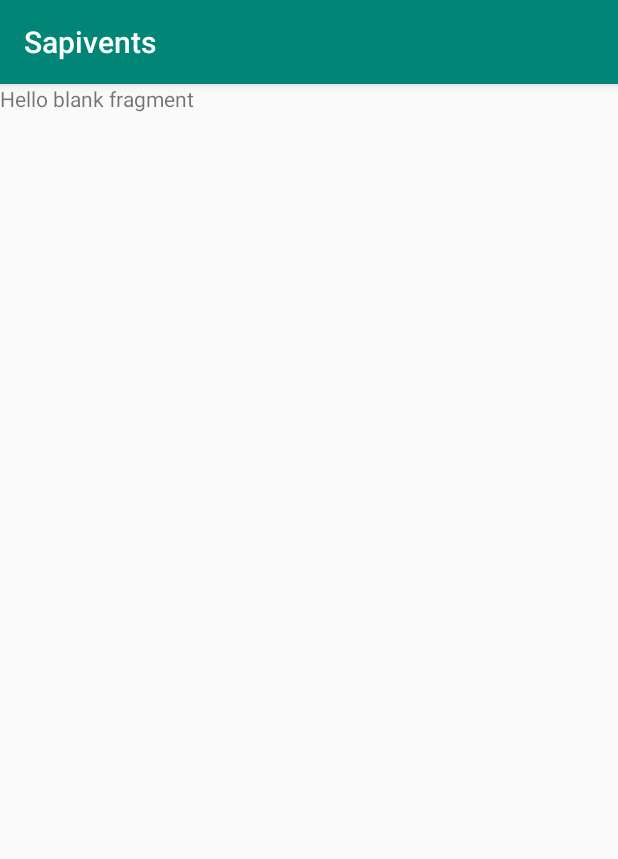
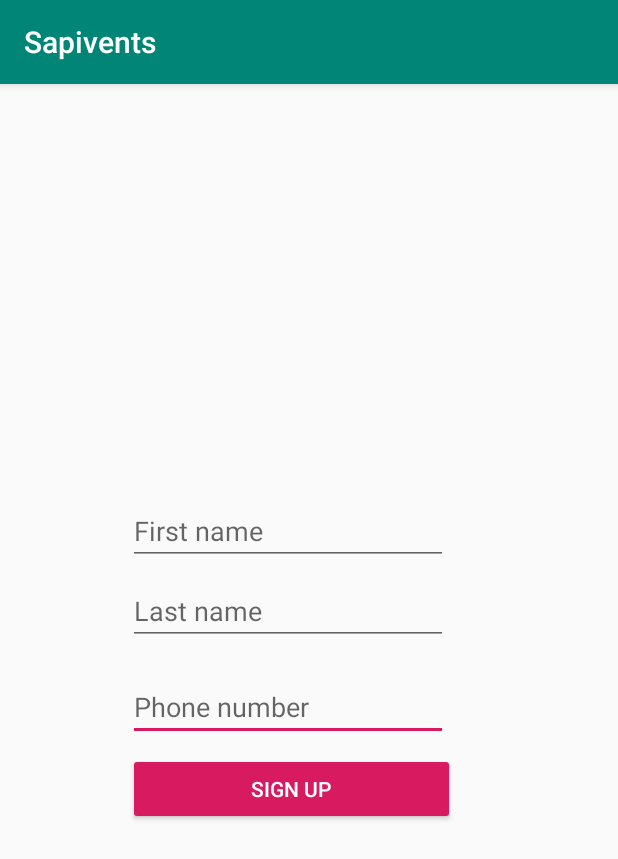
Before and after one commit to andraspatka/Sapivents, an Android app: the fragment UserRegistrationFragment shown on its own in the app's theme, on a phone screen of 412 x 824 dp. Shown: the top 859 px of the screen. Run offline under Robolectric (Android 15) with nearby library versions, the phone set to English and light mode, and no system bars.

```diff
--- a/app/build.gradle
+++ b/app/build.gradle
@@ -48,7 +48,7 @@ dependencies {
     // Firebase Authentication
     implementation 'com.google.firebase:firebase-core:16.0.5'
     implementation 'com.google.firebase:firebase-auth:16.0.5'
-
+    implementation 'com.google.firebase:firebase-database:16.0.4'
 }
 
 apply plugin: 'com.google.gms.google-services'
--- a/app/src/main/res/layout/fragment_user_registration.xml
+++ b/app/src/main/res/layout/fragment_user_registration.xml
@@ -1,14 +1,79 @@
 <?xml version="1.0" encoding="utf-8"?>
-<FrameLayout xmlns:android="http://schemas.android.com/apk/res/android"
+<android.support.constraint.ConstraintLayout xmlns:android="http://schemas.android.com/apk/res/android"
+    xmlns:app="http://schemas.android.com/apk/res-auto"
     xmlns:tools="http://schemas.android.com/tools"
     android:layout_width="match_parent"
     android:layout_height="match_parent"
     tools:context=".fragments.user.UserRegistrationFragment">
 
     <!-- TODO: Update blank fragment layout -->
-    <TextView
-        android:layout_width="match_parent"
-        android:layout_height="match_parent"
-        android:text="@string/hello_blank_fragment" />
 
-</FrameLayout>
+    <EditText
+        android:id="@+id/phoneNumber_editText"
+        android:layout_width="wrap_content"
+        android:layout_height="wrap_content"
+        android:layout_marginStart="8dp"
+        android:layout_marginTop="8dp"
+        android:layout_marginEnd="8dp"
+        android:layout_marginBottom="88dp"
+        android:ems="10"
+        android:inputType="phone"
+        android:hint="@string/phoneNumber_editText"
+        app:layout_constraintBottom_toBottomOf="parent"
+        app:layout_constraintEnd_toEndOf="parent"
+        app:layout_constraintHorizontal_bias="0.424"
+        app:layout_constraintStart_toStartOf="parent"
+        app:layout_constraintTop_toBottomOf="@+id/lastName_editText"
+        app:layout_constraintVertical_bias="0.043" />
+
+    <EditText
+        android:id="@+id/firstName_editText"
+        android:layout_width="wrap_content"
+        android:layout_height="wrap_content"
+        android:layout_marginStart="8dp"
+        android:layout_marginTop="8dp"
+        android:layout_marginEnd="8dp"
+        android:layout_marginBottom="8dp"
+        android:ems="10"
+        android:inputType="textPersonName"
+        android:hint="@string/firstName_editText"
+        app:layout_constraintBottom_toBottomOf="parent"
+        app:layout_constraintEnd_toEndOf="parent"
+        app:layout_constraintHorizontal_bias="0.424"
+        app:layout_constraintStart_toStartOf="parent"
+        app:layout_constraintTop_toTopOf="parent"
+        app:layout_constraintVertical_bias="0.378" />
+
+    <EditText
+        android:id="@+id/lastName_editText"
+        android:layout_width="wrap_content"
+        android:layout_height="wrap_content"
+        android:layout_marginStart="8dp"
+        android:layout_marginTop="8dp"
+        android:layout_marginEnd="8dp"
+        android:ems="10"
+        android:inputType="textPersonName"
+        android:hint="@string/lastName_editText"
+        app:layout_constraintEnd_toEndOf="parent"
+        app:layout_constraintHorizontal_bias="0.424"
+        app:layout_constraintStart_toStartOf="parent"
+        app:layout_constraintTop_toBottomOf="@+id/firstName_editText" />
+
+    <Button
+        android:id="@+id/register_button"
+        style="@style/Widget.AppCompat.Button.Colored"
+        android:layout_width="218dp"
+        android:layout_height="wrap_content"
+        android:layout_marginStart="8dp"
+        android:layout_marginTop="8dp"
+        android:layout_marginEnd="8dp"
+        android:layout_marginBottom="84dp"
+        android:text="@string/register_button"
+        app:layout_constraintBottom_toBottomOf="parent"
+        app:layout_constraintEnd_toEndOf="parent"
+        app:layout_constraintHorizontal_bias="0.433"
+        app:layout_constraintStart_toStartOf="parent"
+        app:layout_constraintTop_toBottomOf="@+id/phoneNumber_editText"
+        app:layout_constraintVertical_bias="0.0" />
+
+</android.support.constraint.ConstraintLayout>
--- a/app/src/main/res/values/strings.xml
+++ b/app/src/main/res/values/strings.xml
@@ -19,4 +19,10 @@
     <string name="event_detail_attending_label">Number of people attending: </string>
     <string name="event_detail_attend_button">Attend</string>
     <string name="event_detail_unattend_button">Unattend</string>
+    <string name="not_registered_button">Not registered?</string>
+    <string name="phone_number_textView_hint">Type your phone number</string>
+    <string name="firstName_editText">First name</string>
+    <string name="lastName_editText">Last name</string>
+    <string name="phoneNumber_editText">Phone number</string>
+    <string name="register_button">Sign Up</string>
 </resources>
```
Also changed, not shown: app/src/main/java/szamtech/fejer_patka/ms/sapientia/ro/sapivents/fragments/user/UserSignInFragment.java (+23 -57 lines), app/src/main/res/layout/fragment_user_sign_in.xml (+25 -4 lines).
